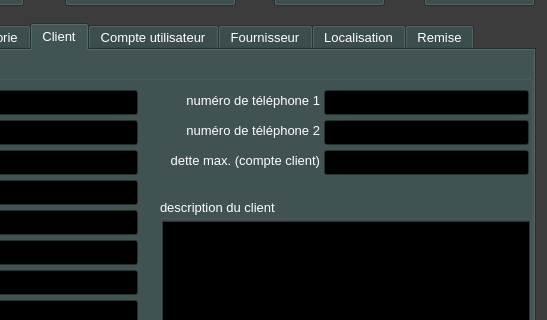
Before: the Qt Designer form ui/yeroth-erp-admin-detail-window.ui in xnoumbissinoundou/yeroth-erp-3.0, drawn with Qt 5; both pictures show x 253 to 800 and y 125 to 445 of the 800 by 600 pixel window.
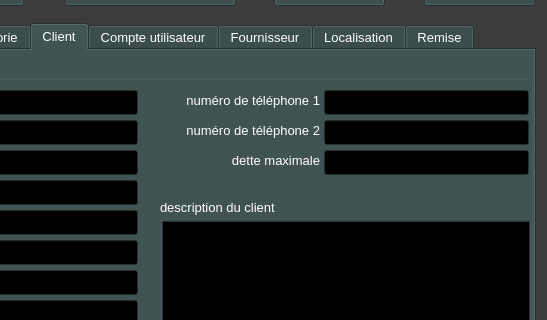
After: the same form once the commit is applied. The open tabs and pages were chosen to show the change. Icons and pictures are not drawn. Custom widgets are drawn as their Qt base class.

```diff
--- a/ui/yeroth-erp-admin-detail-window.ui
+++ b/ui/yeroth-erp-admin-detail-window.ui
@@ -4762,7 +4762,7 @@
         </rect>
        </property>
        <property name="text">
-        <string>dette max. (compte client)</string>
+        <string>dette maximale</string>
        </property>
        <property name="alignment">
         <set>Qt::AlignRight|Qt::AlignTrailing|Qt::AlignVCenter</set>
```
